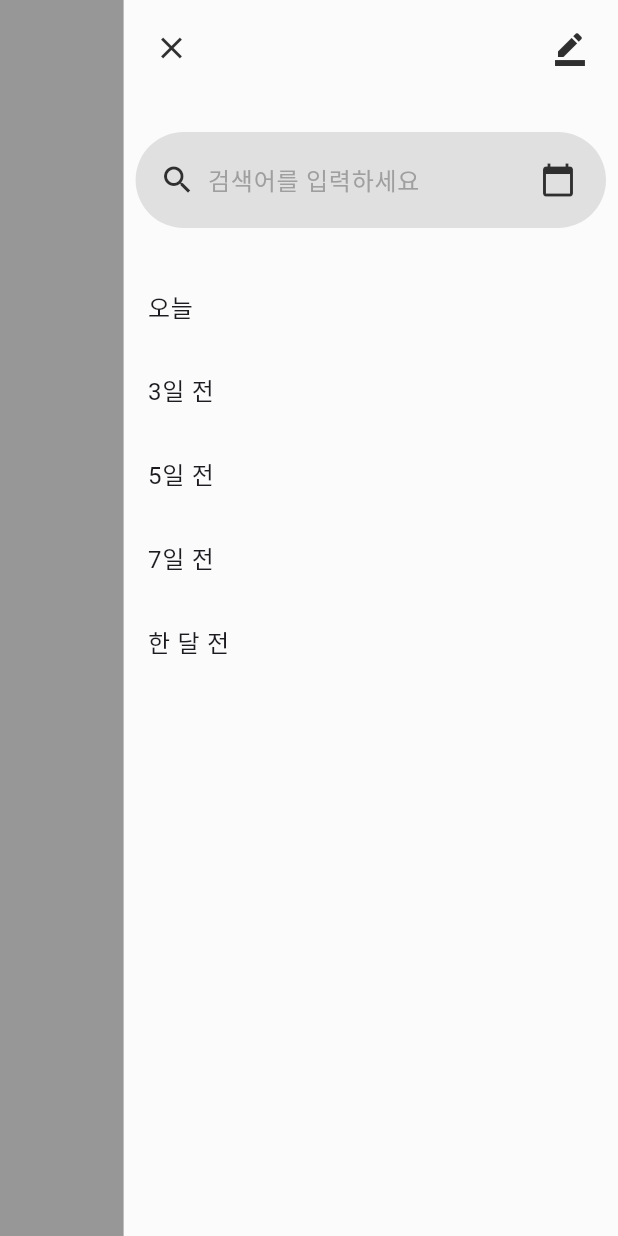
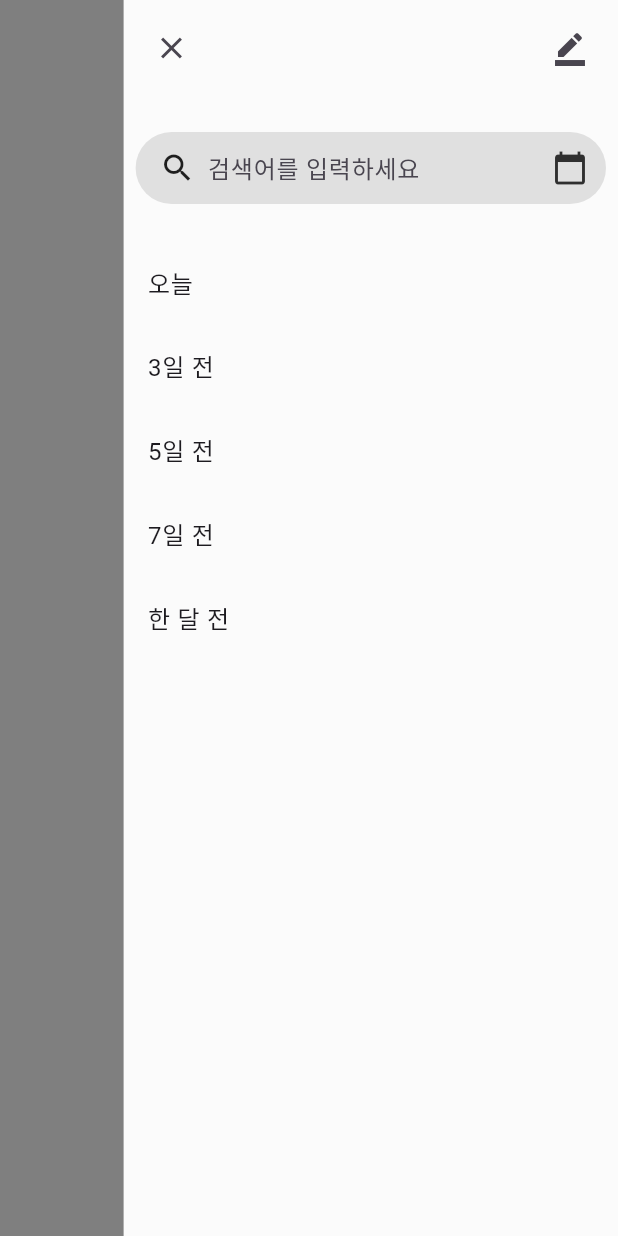
Before and after one commit to JeongHeeju/capstone, a Flutter app: the ChatserveScreen screen opened by its route, on a phone screen of 412 x 824 dp. Run offline on Flutter 3.47's test engine with Material 3 defaults, Android fonts, the phone set to English and light mode, and no system bars; our stand-ins replace shared_preferences; accounts and stored records are empty; network calls fail.

Commit message:
Update chatserve_screen.dart

```diff
--- a/frontend/capstone/lib/screen/chatserve_screen.dart
+++ b/frontend/capstone/lib/screen/chatserve_screen.dart
@@ -2,178 +2,147 @@ import 'package:flutter/material.dart';
 
 class ChatserveScreen extends StatefulWidget {
   final VoidCallback onStartNewChat;
+  final Function(DateTime) onDateSelected;
 
-  ChatserveScreen({required this.onStartNewChat});
+  ChatserveScreen({required this.onStartNewChat, required this.onDateSelected});
 
   @override
   _ChatserveScreenState createState() => _ChatserveScreenState();
 }
 
 class _ChatserveScreenState extends State<ChatserveScreen> {
-  final List<String> menuItems = ['사진/동영상', '파일', '링크'];
-  final List<String> sideMenuItems = [
-    '오늘',
-    '3일 전',
-    '5일 전',
-    '7일 전',
-    '한 달 전',
-  ];
+  final List<String> sideMenuItems = ['오늘', '3일 전', '5일 전', '7일 전', '한 달 전'];
+  DateTime? selectedDate;
 
-
-
+  DateTime _convertLabelToDate(String label) {
+    final now = DateTime.now();
+    switch (label) {
+      case '오늘':
+        return now;
+      case '3일 전':
+        return now.subtract(Duration(days: 3));
+      case '5일 전':
+        return now.subtract(Duration(days: 5));
+      case '7일 전':
+        return now.subtract(Duration(days: 7));
+      case '한 달 전':
+        return now.subtract(Duration(days: 30));
+      default:
+        return now;
+    }
+  }
 
   @override
   Widget build(BuildContext context) {
     return Stack(
       children: [
-        // 반투명한 배경
         GestureDetector(
-          onTap: () {
-            Navigator.pop(context); // 배경 클릭 시 드로어 닫기
-          },
-          child: Container(
-            color: Color(0xFF2F2F2F).withOpacity(0.5), // 반투명 배경
+          onTap: () => Navigator.pop(context),
+          child: Container(color: Colors.black.withOpacity(0.5)),
         ),
-        ),
-        // 오른쪽 드로어
         Align(
           alignment: Alignment.centerRight,
           child: Material(
-            color: Color(0xFFFBFBFB), // 드로어 배경 색상
+            color: Color(0xFFFBFBFB),
             child: Container(
-              width: MediaQuery.of(context).size.width * 0.8, // 드로어 너비
+              width: MediaQuery.of(context).size.width * 0.8,
               height: double.infinity,
               child: Column(
-                crossAxisAlignment: CrossAxisAlignment.start,
                 children: [
-                  // 상단 X 아이콘과 새 채팅 아이콘
                   Padding(
                     padding: const EdgeInsets.all(8.0),
                     child: Row(
                       mainAxisAlignment: MainAxisAlignment.spaceBetween,
                       children: [
                         IconButton(
-                          icon: Icon(Icons.close, color: Color(0xFF2F2F2F)),
-                          onPressed: () {
-                            Navigator.pop(context); // X 아이콘 클릭 시 드로어 닫기
-                          },
+                          icon: Icon(Icons.close),
+                          onPressed: () => Navigator.pop(context),
                         ),
                         IconButton(
-                          icon: Icon(Icons.border_color, color: Color(0xFF2F2F2F)), // 새 채팅 아이콘
+                          icon: Icon(Icons.border_color),
                           onPressed: () {
-                            widget.onStartNewChat(); // 새 채팅 시작
-                            Navigator.pop(context); // 드로어 닫기
+                            widget.onStartNewChat();
+                            Navigator.pop(context);
                           },
                         ),
                       ],
                     ),
                   ),
-                  // 검색창 추가
                   SizedBox(height: 16),
                   Padding(
                     padding: const EdgeInsets.all(8.0),
                     child: Container(
-                      //padding: EdgeInsets.symmetric(horizontal: 8.0),
                       decoration: BoxDecoration(
-                        color: Color(0xFFE0E0E0), // 검색창 배경 색상
-                        borderRadius: BorderRadius.circular(50.0), // 둥근 테두리
+                        color: Color(0xFFE0E0E0),
+                        borderRadius: BorderRadius.circular(50.0),
                       ),
                       child: Row(
                         children: [
                           Padding(
-                        padding: const EdgeInsets.fromLTRB(16.0, 8.0, 8.0, 8.0), //왼쪽, 위, 오른쪽, 아래
-                        child: Icon(Icons.search, color: Color(0xFF2F2F2F)),
-                        ),// 돋보기 아이콘
-                          //SizedBox(width: 8.0), // 간격
+                            padding: const EdgeInsets.fromLTRB(16.0, 8.0, 8.0, 8.0),
+                            child: Icon(Icons.search),
+                          ),
                           Expanded(
                             child: TextField(
                               decoration: InputDecoration(
-                                hintText: '검색어를 입력하세요', // 힌트 텍스트
-                                hintStyle: TextStyle(color: Color(0xFF9F9F9F)), // 힌트 텍스트 스타일
-                                border: InputBorder.none, // 외곽선 제거
-                                enabledBorder: InputBorder.none, // 활성 상태 외곽선 제거
-                                focusedBorder: InputBorder.none, // 포커스 상태 외곽선 제거
+                                hintText: '검색어를 입력하세요',
+                                border: InputBorder.none,
                               ),
-                              cursorColor: Color(0xFF2F2F2F), // 커서 색상 설정
                               onChanged: (value) {
-                                // 검색 동작 (필요 시 구현)
                                 print('검색어 입력: $value');
                               },
                             ),
                           ),
-                        /*Padding(
-                          padding: const EdgeInsets.all(8.0),
-                          child: Icon(Icons.calendar_today, color: Color(0xFF2F2F2F)),
-                        ),*//// 캘린더 아이콘
-                          Padding(
-                            padding: const EdgeInsets.all(8.0),
-                            child: IconButton(
+                          IconButton(
                             icon: Icon(Icons.calendar_today, color: Color(0xFF2F2F2F)),
                             onPressed: () async {
-                                DateTime? selectedDate = await showDatePicker(
+                              final picked = await showDatePicker(
                                 context: context,
-                                  initialDate: DateTime.now(), // 기본 날짜 (현재 날짜)
-                                  firstDate: DateTime(2000),  // 선택 가능한 첫 번째 날짜
-                                  lastDate: DateTime.now(),   // 선택 가능한 마지막 날짜 (오늘까지 제한)
-                                    initialEntryMode: DatePickerEntryMode.calendarOnly, // 캘린더 모드로 강제 설정
-                                  locale: const Locale('ko', 'KR'), // 한국어 설정
-                                  builder: (BuildContext context, Widget? child) {
-                                    if (child == null) return SizedBox.shrink(); // null 확인
+                                initialDate: DateTime.now(),
+                                firstDate: DateTime(2000),
+                                lastDate: DateTime.now(),
+                                builder: (BuildContext context, Widget? child){
                                   return Theme(
                                     data: ThemeData.light().copyWith(
-                                        // 헤더 색상 (타이틀 배경)
                                       colorScheme: ColorScheme.light(
-                                          primary: Color(0xFFFF5833), // 헤더 배경 및 강조 색상
-                                          onPrimary: Color(0xFFFFFFFF), // 헤더 텍스트 색상
-                                          surface: Color(0xFFFBFBFB), // 캘린더 배경색
-                                          onSurface: Color(0xFF2F2F2F), // 캘린더 텍스트 색상
+                                        primary: Color(0xFFFF5833),
+                                        onPrimary: Colors.white,
+                                        surface: Color(0xFFFBFBFB),
+                                        onSurface: Color(0xFF2F2F2F),
                                       ),
                                       textButtonTheme: TextButtonThemeData(
                                         style: TextButton.styleFrom(
-                                            foregroundColor: Color(0xFF2F2F2F), // 버튼 텍스트 색상 (확인/취소 버튼)
+                                          foregroundColor: Color(0xFF2F2F2F),
                                         ),
                                       ),
-                                        // 날짜 셀 스타일
-                                        dialogBackgroundColor: Color(0xFFFBFBFB), // 다이얼로그 배경색
+                                      dialogBackgroundColor: Color(0xFFFBFBFB),
                                       textTheme: TextTheme(
-                                          bodyLarge: TextStyle(color: Color(0xFF2F2F2F)), // 기본 텍스트 색상
-                                          labelLarge: TextStyle(color: Color(0xFF2F2F2F)), // 날짜 텍스트 색상
-                                        ),
-                                        datePickerTheme: DatePickerThemeData(
-                                          headerBackgroundColor: Color(0xFFFBFBFB), // 헤더 배경색
-                                          headerForegroundColor: Color(0xFF2F2F2F), // 헤더 텍스트 색상
-                                          backgroundColor: Color(0xFFFBFBFB), // 캘린더 배경색
-                                          dayStyle: TextStyle(color: Color(0xFF2F2F2F)), // 날짜 텍스트 색상
+                                        bodyLarge: TextStyle(color: Color(0xFF2F2F2F)),
+                                        labelLarge: TextStyle(color: Color(0xFF2F2F2F)),
                                       ),
                                     ),
-                                      child: child,
+                                    child: child!,
                                   );
                                 },
                               );
-                                if (selectedDate != null) {
-                                  // 사용자가 날짜를 선택한 경우
-                                  print("선택된 날짜: $selectedDate");
-                                  // 선택된 날짜 처리 (추가 동작 가능)
-                                } else {
-                                  // 사용자가 캘린더를 닫은 경우
-                                  print("날짜 선택 취소됨");
+                              if (picked != null) {
+                                widget.onDateSelected(picked);
+                                Navigator.pop(context);
                               }
                             },
-                            ),
                           ),
                         ],
                       ),
                     ),
                   ),
-
-
                   SizedBox(height: 16),
-                  //Divider(color: Color(0xFF9F9F9F)),
-                  ...sideMenuItems.map((item) {
+                  ...sideMenuItems.map((label) {
                     return ListTile(
-                      title: Text(item),
+                      title: Text(label),
                       onTap: () {
-                        Navigator.pop(context); // 메뉴 닫기
+                        final date = _convertLabelToDate(label);
+                        widget.onDateSelected(date);
+                        Navigator.pop(context);
                       },
                     );
                   }).toList(),
@@ -185,7 +154,4 @@ class _ChatserveScreenState extends State<ChatserveScreen> {
       ],
     );
   }
-
-
-
 }
```
Lines whose indentation alone changed are shown as unchanged.
